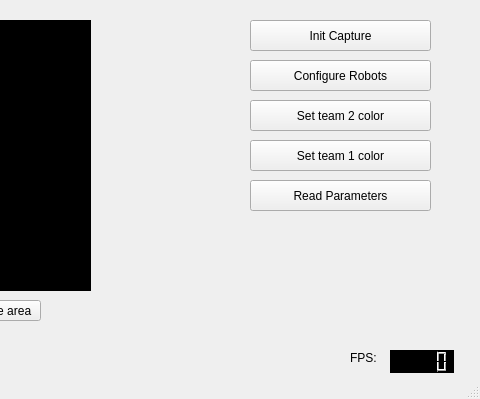
Old version of the form setparameters.ui in the repository mateus558/RinoBot-System; both pictures show x 320 to 800 and y 0 to 399 of the 800 by 399 pixel window.
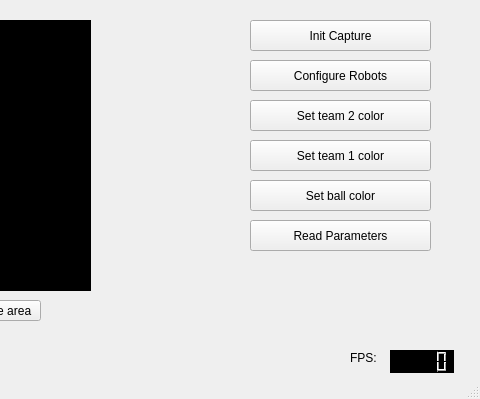
New version of the form.

Commit message: Ball get color range implemented

The edit to the form file:
```diff
--- a/setparameters.ui
+++ b/setparameters.ui
@@ -73,7 +73,7 @@
     <property name="geometry">
      <rect>
       <x>570</x>
-      <y>180</y>
+      <y>220</y>
       <width>181</width>
       <height>31</height>
      </rect>
@@ -160,6 +160,19 @@
      <string>Set defense area</string>
     </property>
    </widget>
+   <widget class="QPushButton" name="ball_color">
+    <property name="geometry">
+     <rect>
+      <x>570</x>
+      <y>180</y>
+      <width>181</width>
+      <height>31</height>
+     </rect>
+    </property>
+    <property name="text">
+     <string>Set ball color</string>
+    </property>
+   </widget>
   </widget>
   <widget class="QStatusBar" name="statusbar"/>
  </widget>
```
The commit also changes 7 other files.
